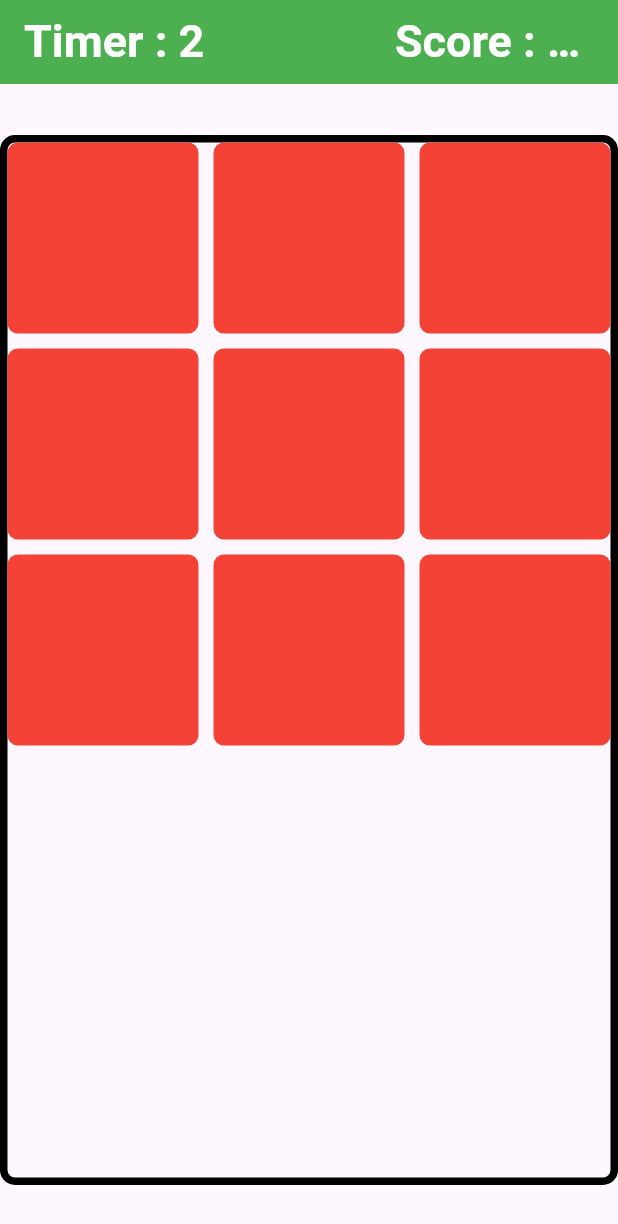
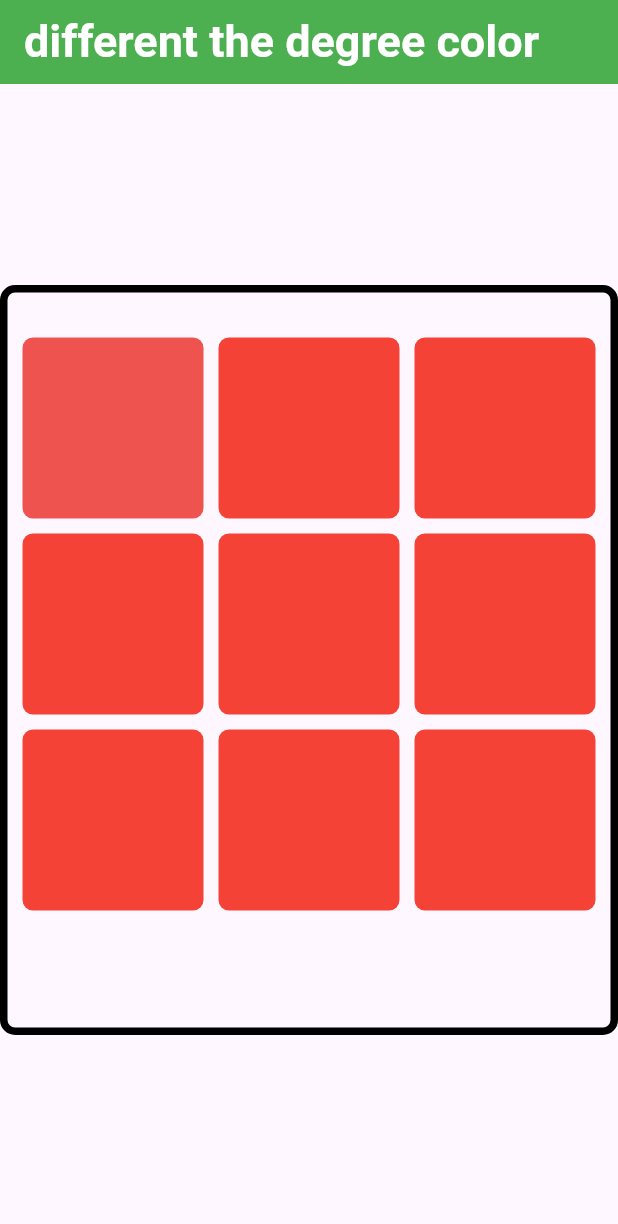
Before and after one commit to heshammahamed/Flutter_project, a Flutter app: the MohamedGame screen opened directly, on a phone screen of 412 x 824 dp. Shown: the top 1224 px of the screen. Run offline on Flutter 3.47's test engine with Material 3 defaults, Android fonts, the phone set to English and light mode, and no system bars; our stand-ins replace audioplayers, font_awesome_flutter, percent_indicator.

Commit message:
add momamed game

```diff
--- a/lib/screens/Mohamed/FourthGame.dart
+++ b/lib/screens/Mohamed/FourthGame.dart
@@ -1,5 +1,6 @@
 import 'package:flutter/material.dart';
-
+import 'dart:async';
+import 'dart:math';
 
 class MohamedGame extends StatefulWidget {
   const MohamedGame({super.key});
@@ -9,22 +10,48 @@ class MohamedGame extends StatefulWidget {
 }
 
 class _MohamedGameState extends State<MohamedGame> {
+  int score = 100; // عدد النقاط
+  Color mainColor = Colors.red[500]!; // اللون الأساسي
+  Color brightestColor = Colors.red[400]!; // اللون الأساسي المشرق
 
+  // مكان ظهور اللون المختلف
+  int differentColorIndex = 0;
 
-List mainColors = [Colors.red[500] , Colors.blue[500] , Colors.purple[500]];
-List brightestColors = [Colors.red[400] , Colors.blue[400] , Colors.purple[400]];
+  int timerValue = 120; // قيمة الوقت بالثواني
+  late Timer _timer; // تايمر
 
-var mainColor = Colors.red[500];
-var brightestColor = Colors.red[400];
+  @override
+  void initState() {
+    super.initState();
+    // بدء التايمر عند تهيئة الحالة
+    _startTimer();
+  }
+
+  // دالة لبدء التايمر
+  void _startTimer() {
+    const oneSec = const Duration(seconds: 1);
+    _timer = new Timer.periodic(
+      oneSec,
+      (timer) {
+        setState(() {
+          if (timerValue < 1) {
+            timer.cancel();
+          } else {
+            timerValue--;
+          }
+        });
+      },
+    );
+  }
 
   @override
   Widget build(BuildContext context) {
     return Scaffold(
       appBar: AppBar(
         backgroundColor: Colors.green,
-        title: const Text(
-          "Timer : 2                 Score : 100",
-          style: TextStyle(
+        title: Text(
+          "different the degree color",
+          style: const TextStyle(
             color: Colors.white,
             fontSize: 30,
             fontWeight: FontWeight.w700,
@@ -33,16 +60,19 @@ var brightestColor = Colors.red[400];
       ),
       body: Center(
         child: Container(
+          padding: EdgeInsets.only(
+            top: 30,
+            right: 10,
+            left: 10,
+          ),
           width: 500,
-          height: 700,
+          height: 500,
           decoration: BoxDecoration(
             borderRadius: const BorderRadius.all(
                 Radius.circular(10)), //علشان اعمل حواف دائريه للكونتينر
             border: Border.all(color: Colors.black, width: 5), //البرواز الخارجى
           ),
-          child:
-
-          GridView.builder(
+          child: GridView.builder(
             gridDelegate: const SliverGridDelegateWithFixedCrossAxisCount(
               crossAxisCount: 3, // Number of columns in the grid
               crossAxisSpacing: 10.0, // Spacing between columns
@@ -51,19 +81,87 @@ var brightestColor = Colors.red[400];
 
             itemCount: 9, // Total number of items in the grid
             itemBuilder: (BuildContext context, int index) {
+              // تحديد مكان ظهور اللون المختلف
+              if (index == differentColorIndex) {
+                return GestureDetector(
+                  onTap: () {
+                    // عندما يضغط المستخدم على اللون المختلف
+                    setState(() {
+                      // تحديث النقاط
+                      score += 10;
+                      // توليد درجة عشوائية قريبة للون الأساسي
+                      int randomIncrement = Random().nextInt(100);
+                      mainColor = Color.fromRGBO(
+                        mainColor.red + randomIncrement,
+                        mainColor.green + randomIncrement,
+                        mainColor.blue + randomIncrement,
+                        1,
+                      );
+                      brightestColor = Color.fromRGBO(
+                        brightestColor.red + randomIncrement,
+                        brightestColor.green + randomIncrement,
+                        brightestColor.blue + randomIncrement,
+                        1,
+                      );
+                      // توليد رقم عشوائي لتحديد مكان جديد للون المختلف
+                      differentColorIndex = Random().nextInt(9);
+                    });
+                  },
+                  child: Container(
+                    decoration: BoxDecoration(
+                      color: brightestColor,
+                      borderRadius: const BorderRadius.all(Radius.circular(7)),
+                    ),
+                    width: 111,
+                    height: 370,
+                  ),
+                );
+              } else {
                 // This function is called for every item in the grid
                 // It returns the widget to display for each item
-    return Container(
+                return GestureDetector(
+                  onTap: () {
+                    // عندما يضغط المستخدم على الألوان الأخرى
+                    setState(() {
+                      // تحديث النقاط
+                      score -= 5;
+                      // توليد درجة عشوائية جديدة للون الأساسي
+                      mainColor = Color.fromRGBO(
+                        Random().nextInt(256),
+                        Random().nextInt(256),
+                        Random().nextInt(256),
+                        1,
+                      );
+                      // تحديد اللون المشرق
+                      brightestColor = Color.fromRGBO(
+                        mainColor.red - 100,
+                        mainColor.green - 100,
+                        mainColor.blue - 100,
+                        1,
+                      );
+                    });
+                  },
+                  child: Container(
                     decoration: BoxDecoration(
                       color: mainColor,
                       borderRadius: const BorderRadius.all(Radius.circular(7)),
                     ),
                     width: 111,
                     height: 370,
+                  ),
                 );
+              }
             },
           ),
         ),
-    ));
+      ),
+    );
+  }
+
+  @override
+  void dispose() {
+    // إلغاء التايمر عند تجميع الحالة
+    _timer.cancel();
+    super.dispose();
   }
 }
```
Lines whose indentation alone changed are shown as unchanged.
